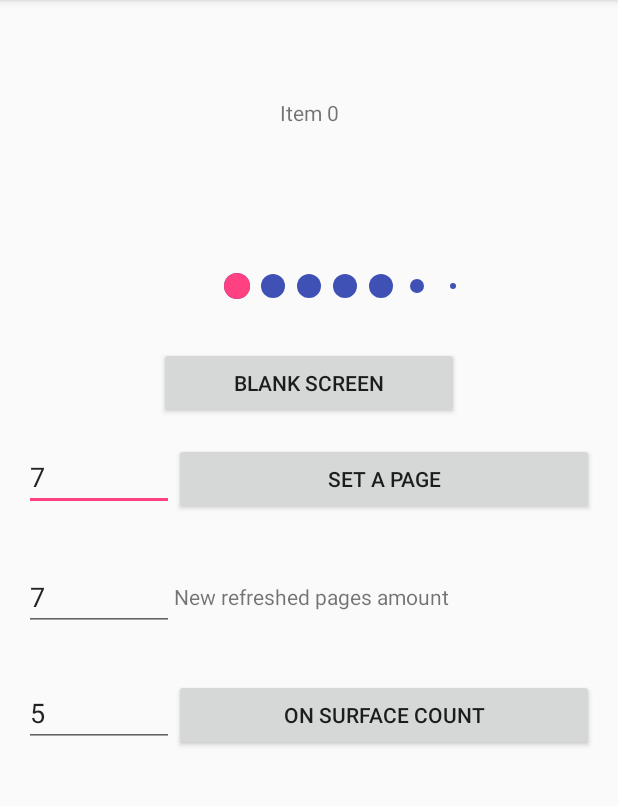
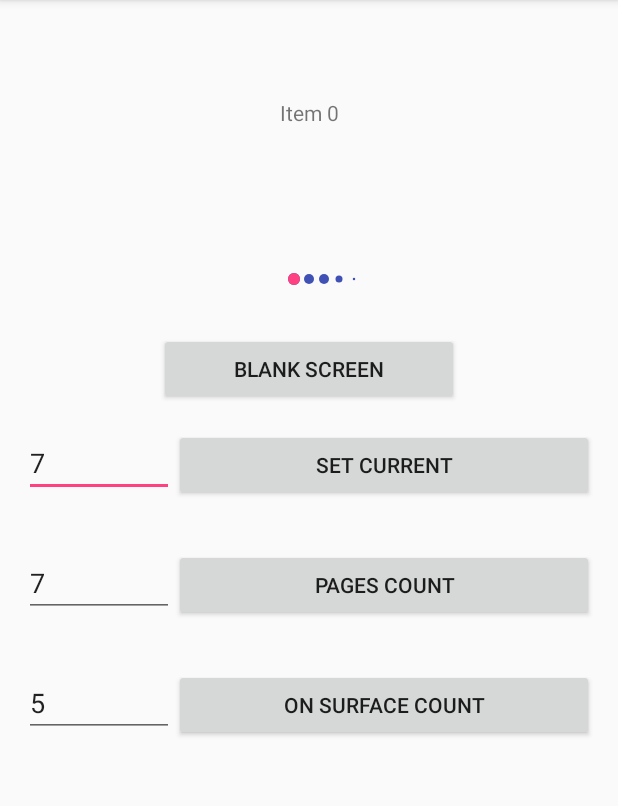
Before and after one commit to shuhart/BubblePagerIndicator, an Android app: the screen it shows after launch (MainActivity), on a phone screen of 412 x 824 dp, the part 84-890 px from its top. Run offline under Robolectric (Android 15) with nearby library versions, the phone set to English and light mode, and no system bars.

Commit message:
update styles and sample

```diff
--- a/bubblepagerindicator/build.gradle
+++ b/bubblepagerindicator/build.gradle
@@ -15,7 +15,7 @@ ext {
     siteUrl = 'https://github.com/shuhart/BubblePagerIndicator'
     gitUrl = 'https://github.com/shuhart/BubblePagerIndicator.git'
 
-    libraryVersion = '1.0.11'
+    libraryVersion = '1.0.12'
 
     developerId = 'shuhart'
     developerName = 'Redrick Shuhart'
--- a/bubblepagerindicator/src/main/java/com/shuhart/bubblepagerindicator/BubblePageIndicator.java
+++ b/bubblepagerindicator/src/main/java/com/shuhart/bubblepagerindicator/BubblePageIndicator.java
@@ -3,15 +3,15 @@ package com.shuhart.bubblepagerindicator;
 import android.animation.Animator;
 import android.animation.ValueAnimator;
 import android.content.Context;
-import android.content.res.Resources;
 import android.content.res.TypedArray;
 import android.database.DataSetObserver;
 import android.graphics.Canvas;
 import android.graphics.Paint;
 import android.graphics.Paint.Style;
+import android.support.annotation.ColorInt;
+import android.support.annotation.Dimension;
 import android.support.annotation.NonNull;
 import android.support.annotation.Nullable;
-import android.support.v4.content.ContextCompat;
 import android.support.v4.view.PagerAdapter;
 import android.support.v4.view.ViewPager;
 import android.util.AttributeSet;
@@ -29,21 +29,18 @@ public class BubblePageIndicator extends MotionIndicator implements ViewPager.On
     private static final int ANIMATE_SHIFT_RIGHT = 2001;
     private static final int ANIMATE_IDLE = 2002;
 
-    private static final int DEFAULT_ON_SURFACE_COUNT = 5;
-    private static final int DEFAULT_RISING_COUNT = 2;
-
     private static final float ADD_RADIUS_DEFAULT = 1;
 
-    private int onSurfaceCount = DEFAULT_ON_SURFACE_COUNT;
-    private int risingCount = DEFAULT_RISING_COUNT;
+    private int onSurfaceCount;
+    private int risingCount;
     private int surfaceStart;
-    private int surfaceEnd = onSurfaceCount - 1;
+    private int surfaceEnd;
     private float radius;
     private float marginBetweenCircles;
     private final Paint paintPageFill = new Paint(ANTI_ALIAS_FLAG);
     private final Paint paintFill = new Paint(ANTI_ALIAS_FLAG);
     private int scrollState;
-    private float addRadius = ADD_RADIUS_DEFAULT;
+    private float scaleRadiusCorrection = ADD_RADIUS_DEFAULT;
 
     private ValueAnimator translationAnim;
 
@@ -108,34 +105,33 @@ public class BubblePageIndicator extends MotionIndicator implements ViewPager.On
     }
 
     public BubblePageIndicator(Context context, AttributeSet attrs) {
-        this(context, attrs, R.attr.BubblePageIndicatorDefaultStyle);
+        this(context, attrs, R.attr.indicatorStyle);
     }
 
     public BubblePageIndicator(Context context, AttributeSet attrs, int defStyle) {
         super(context, attrs, defStyle);
         if (isInEditMode()) return;
 
-        //Load defaults from resources
-        final Resources res = getResources();
-        final int defaultPageColor = ContextCompat.getColor(context, R.color.default_bubble_indicator_page_color);
-        final int defaultFillColor = ContextCompat.getColor(context, R.color.default_bubble_indicator_fill_color);
-        final float defaultRadius = res.getDimension(R.dimen.default_bubble_indicator_radius);
-
         //Retrieve styles attributes
         TypedArray a = context.obtainStyledAttributes(attrs, R.styleable.BubblePageIndicator, defStyle, 0);
 
         paintPageFill.setStyle(Style.FILL);
-        paintPageFill.setColor(a.getColor(R.styleable.BubblePageIndicator_pageColor, defaultPageColor));
+        paintPageFill.setColor(a.getColor(R.styleable.BubblePageIndicator_pageColor, 0));
         paintFill.setStyle(Style.FILL);
-        paintFill.setColor(a.getColor(R.styleable.BubblePageIndicator_fillColor, defaultFillColor));
-        radius = a.getDimension(R.styleable.BubblePageIndicator_radius, defaultRadius);
-        marginBetweenCircles = a.getDimension(R.styleable.BubblePageIndicator_marginBetweenCircles, radius);
+        paintFill.setColor(a.getColor(R.styleable.BubblePageIndicator_fillColor, 0));
+        radius = a.getDimensionPixelSize(R.styleable.BubblePageIndicator_radius, 0);
+        marginBetweenCircles = a.getDimensionPixelSize(R.styleable.BubblePageIndicator_marginBetweenCircles, 0);
+        onSurfaceCount = a.getInteger(R.styleable.BubblePageIndicator_onSurfaceCount, 0);
+        risingCount = a.getInteger(R.styleable.BubblePageIndicator_risingCount, 0);
 
         a.recycle();
+
+        surfaceStart = 0;
+        surfaceEnd = onSurfaceCount - 1;
     }
 
-    public void setAddRadius(float value) {
-        addRadius = value;
+    public void setScaleRadiusCorrection(float value) {
+        scaleRadiusCorrection = value;
         forceLayoutChanges();
     }
 
@@ -150,30 +146,32 @@ public class BubblePageIndicator extends MotionIndicator implements ViewPager.On
         forceLayoutChanges();
     }
 
-    public void setPageColor(int pageColor) {
+    public void setPageColor(@ColorInt int pageColor) {
         paintPageFill.setColor(pageColor);
         invalidate();
     }
 
+    @ColorInt
     public int getPageColor() {
         return paintPageFill.getColor();
     }
 
-    public void setFillColor(int fillColor) {
+    public void setFillColor(@ColorInt int fillColor) {
         paintFill.setColor(fillColor);
         invalidate();
     }
 
+    @ColorInt
     public int getFillColor() {
         return paintFill.getColor();
     }
 
-    public void setRadius(float radius) {
+    public void setRadius(@Dimension float radius) {
         this.radius = radius;
         forceLayoutChanges();
     }
 
-    public void setMarginBetweenCircles(float margin) {
+    public void setMarginBetweenCircles(@Dimension float margin) {
         this.marginBetweenCircles = margin;
         forceLayoutChanges();
     }
@@ -242,7 +240,7 @@ public class BubblePageIndicator extends MotionIndicator implements ViewPager.On
     private float getScaledRadius(float radius, int position) {
         // circles to the left of the surface
         if (position < surfaceStart) {
-            float add = ((surfaceStart - position == 1) ? addRadius : 0);
+            float add = ((surfaceStart - position == 1) ? scaleRadiusCorrection : 0);
             // swipe left
             if (swipeDirection == SWIPE_LEFT && animationState == ANIMATE_SHIFT_LEFT) {
                 float finalRadius = radius / (2 << (surfaceStart - position - 1)) + add;
@@ -256,7 +254,7 @@ public class BubblePageIndicator extends MotionIndicator implements ViewPager.On
                 return radius / (2 << (surfaceStart - position - 1)) + add;
             }
         } else if (position > surfaceEnd) { // circles to the right of the surface
-            float add = ((position - surfaceEnd == 1) ? addRadius : 0);
+            float add = ((position - surfaceEnd == 1) ? scaleRadiusCorrection : 0);
             // swipe left
             if (swipeDirection == SWIPE_LEFT && animationState == ANIMATE_SHIFT_LEFT) {
                 float finalRadius = radius / (2 << (position - surfaceEnd)) * 2 + add;
@@ -271,15 +269,15 @@ public class BubblePageIndicator extends MotionIndicator implements ViewPager.On
         } else if (position == currentPage) {
             // swipe left
             if (swipeDirection == SWIPE_LEFT && animationState == ANIMATE_SHIFT_LEFT) {
-                float finalRadius = radius + addRadius;
-                float currentRadius = radius / 2 + addRadius;
+                float finalRadius = radius + scaleRadiusCorrection;
+                float currentRadius = radius / 2 + scaleRadiusCorrection;
                 return currentRadius + (1 - offset) * (finalRadius - currentRadius);
             } else if (swipeDirection == SWIPE_RIGHT && animationState == ANIMATE_SHIFT_RIGHT) { // swipe right
-                float finalRadius = radius + addRadius;
-                float currentRadius = radius / 2 + addRadius;
+                float finalRadius = radius + scaleRadiusCorrection;
+                float currentRadius = radius / 2 + scaleRadiusCorrection;
                 return currentRadius + (1 - offset) * (finalRadius - currentRadius);
             } else {
-                return radius + addRadius;
+                return radius + scaleRadiusCorrection;
             }
         }
         return radius;
@@ -294,6 +292,7 @@ public class BubblePageIndicator extends MotionIndicator implements ViewPager.On
         canvas.drawCircle(dX, dY, getScaledRadius(radius, currentPage), paintFill);
     }
 
+    @SuppressWarnings("ConstantConditions")
     public void setViewPager(@NonNull ViewPager view) {
         if (viewPager != null) {
             viewPager.removeOnPageChangeListener(this);
@@ -540,7 +539,7 @@ public class BubblePageIndicator extends MotionIndicator implements ViewPager.On
             result = specSize;
         } else {
             //Measure the height
-            result = (int) (2 * (radius + addRadius) + getPaddingTop() + getPaddingBottom());
+            result = (int) (2 * (radius + scaleRadiusCorrection) + getPaddingTop() + getPaddingBottom());
             //Respect AT_MOST value if that was what is called for by measureSpec
             if (specMode == MeasureSpec.AT_MOST) {
                 result = Math.min(result, specSize);
--- a/bubblepagerindicator/src/main/res/values/defaults.xml
+++ b/bubblepagerindicator/src/main/res/values/defaults.xml
@@ -1,7 +1,9 @@
 <?xml version="1.0" encoding="utf-8"?>
 <resources>
-    <color name="default_bubble_indicator_fill_color">#FFFFFFFF</color>
-    <color name="default_bubble_indicator_page_color">#00000000</color>
+    <color name="default_bubble_indicator_fill_color">#FFFFFF</color>
+    <color name="default_bubble_indicator_page_color">#000000</color>
     <dimen name="default_bubble_indicator_radius">3dp</dimen>
-    <dimen name="default_bubble_indicator_stroke_width">1dp</dimen>
+    <dimen name="default_bubble_indicator_circles_margin">3dp</dimen>
+    <integer name="default_bubble_indicator_on_surface_count">5</integer>
+    <integer name="default_bubble_indicator_rising_count">2</integer>
 </resources>
--- a/sample/src/main/java/com/shuhart/bubblepagerindicator/sample/MainActivity.java
+++ b/sample/src/main/java/com/shuhart/bubblepagerindicator/sample/MainActivity.java
@@ -2,8 +2,8 @@ package com.shuhart.bubblepagerindicator.sample;
 
 import android.content.Intent;
 import android.os.Bundle;
+import android.support.v4.content.ContextCompat;
 import android.support.v4.view.ViewPager;
-import android.support.v4.widget.SwipeRefreshLayout;
 import android.support.v7.app.AppCompatActivity;
 import android.view.View;
 import android.widget.EditText;
@@ -22,33 +22,13 @@ public class MainActivity extends AppCompatActivity {
         super.onCreate(savedInstanceState);
         setContentView(R.layout.activity_main);
         final EditText editTextPageNumber = findViewById(R.id.edittext_page_number);
-        final EditText editTextRefreshPagesCount = findViewById(R.id.edittext_refresh_count);
+        final EditText editTextRefreshPagesCount = findViewById(R.id.edittext_pages_count);
         final EditText editTextOnSurfaceCount = findViewById(R.id.edittext_on_surface_count);
         pager = findViewById(R.id.pager);
         indicator = findViewById(R.id.indicator);
         adapter = new ViewPagerAdapter();
         pager.setAdapter(adapter);
         indicator.setViewPager(pager);
-        indicator.setEnabled(false);
-        final SwipeRefreshLayout refreshLayout = findViewById(R.id.swipe_refresh_layout);
-        refreshLayout.setOnRefreshListener(new SwipeRefreshLayout.OnRefreshListener() {
-            @Override
-            public void onRefresh() {
-                String number = editTextRefreshPagesCount.getText().toString();
-                if (number.isEmpty()) {
-                    return;
-                }
-                final int pagesCount = Integer.parseInt(number);
-                adapter.setPages(new ArrayList<String>() {{
-                    for (int i = 0; i < pagesCount; i++) {
-                        add("Item " + i);
-                    }
-                }});
-                adapter.notifyDataSetChanged();
-                refreshLayout.setRefreshing(false);
-            }
-        });
-        pager.setCurrentItem(5);
         findViewById(R.id.btn_page_number).setOnClickListener(new View.OnClickListener() {
             @Override
             public void onClick(View v) {
@@ -73,6 +53,32 @@ public class MainActivity extends AppCompatActivity {
                 startActivity(new Intent(MainActivity.this, BlankActivity.class));
             }
         });
+        findViewById(R.id.btn_pages_number).setOnClickListener(new View.OnClickListener() {
+            @Override
+            public void onClick(View v) {
+                String number = editTextRefreshPagesCount.getText().toString();
+                if (number.isEmpty()) {
+                    return;
+                }
+                final int pagesCount = Integer.parseInt(number);
+                adapter.setPages(new ArrayList<String>() {{
+                    for (int i = 0; i < pagesCount; i++) {
+                        add("Item " + i);
+                    }
+                }});
+                adapter.notifyDataSetChanged();
+            }
+        });
+        indicator.setOnSurfaceCount(3);
+        indicator.setRisingCount(2);
+        // resolved color
+        indicator.setFillColor(ContextCompat.getColor(this, R.color.colorAccent));
+        // resolved color
+        indicator.setPageColor(ContextCompat.getColor(this, R.color.colorPrimary));
+        // in px
+        indicator.setRadius(getResources().getDimensionPixelSize(R.dimen.default_bubble_indicator_radius));
+        // in px
+        indicator.setMarginBetweenCircles(getResources().getDimensionPixelSize(R.dimen.default_bubble_indicator_circles_margin));
     }
 
     @Override
--- a/sample/src/main/res/layout/activity_main.xml
+++ b/sample/src/main/res/layout/activity_main.xml
@@ -1,12 +1,8 @@
 <?xml version="1.0" encoding="utf-8"?>
-<android.support.v4.widget.SwipeRefreshLayout xmlns:android="http://schemas.android.com/apk/res/android"
+
+<RelativeLayout xmlns:android="http://schemas.android.com/apk/res/android"
     xmlns:app="http://schemas.android.com/apk/res-auto"
     xmlns:tools="http://schemas.android.com/tools"
-    android:id="@+id/swipe_refresh_layout"
-    android:layout_width="match_parent"
-    android:layout_height="match_parent">
-
-    <RelativeLayout
     android:layout_width="match_parent"
     android:layout_height="match_parent"
     android:orientation="vertical"
@@ -21,21 +17,24 @@
         android:id="@+id/indicator"
         android:layout_width="wrap_content"
         android:layout_height="wrap_content"
+        android:layout_below="@id/pager"
         android:layout_centerHorizontal="true"
+        android:layout_marginBottom="32dp"
         android:layout_marginTop="32dp"
-            android:layout_marginBottom="32dp"
         app:fillColor="@color/colorAccent"
         app:pageColor="@color/colorPrimary"
-            android:layout_below="@id/pager"
-            app:radius="8dp" />
+        app:radius="8dp"
+        app:marginBetweenCircles="6dp"
+        app:onSurfaceCount="@integer/default_bubble_indicator_on_surface_count"
+        app:risingCount="@integer/default_bubble_indicator_rising_count"/>
 
     <Button
         android:id="@+id/next_screen_btn"
         android:layout_width="200dp"
         android:layout_height="wrap_content"
-            android:text="@string/next_screen"
+        android:layout_below="@id/indicator"
         android:layout_centerHorizontal="true"
-            android:layout_below="@id/indicator"/>
+        android:text="@string/next_screen" />
 
     <RelativeLayout
         android:id="@+id/buttonPanel1"
@@ -69,18 +68,18 @@
         android:padding="16dp">
 
         <EditText
-                android:id="@+id/edittext_refresh_count"
+            android:id="@+id/edittext_pages_count"
             android:layout_width="100dp"
             android:layout_height="wrap_content"
             android:inputType="number"
             android:text="@string/default_refresh_pages_count" />
 
-            <TextView
+        <Button
+            android:id="@+id/btn_pages_number"
             android:layout_width="match_parent"
             android:layout_height="wrap_content"
-                android:layout_centerVertical="true"
-                android:layout_toEndOf="@id/edittext_refresh_count"
-                android:layout_toRightOf="@id/edittext_refresh_count"
+            android:layout_toEndOf="@id/edittext_pages_count"
+            android:layout_toRightOf="@id/edittext_pages_count"
             android:text="@string/new_refreshed_pages_amount" />
 
     </RelativeLayout>
@@ -108,7 +107,4 @@
             android:text="@string/on_surface_count" />
 
     </RelativeLayout>
-
-
 </RelativeLayout>
-</android.support.v4.widget.SwipeRefreshLayout>
--- a/sample/src/main/res/values/strings.xml
+++ b/sample/src/main/res/values/strings.xml
@@ -1,7 +1,7 @@
 <resources>
     <string name="app_name">BubblePagerIndicatorView</string>
-    <string name="set_a_page">Set a page</string>
-    <string name="new_refreshed_pages_amount">New refreshed pages amount</string>
+    <string name="set_a_page">Set current</string>
+    <string name="new_refreshed_pages_amount">Pages count</string>
     <string name="default_refresh_pages_count">7</string>
     <string name="title_activity_blank">BlankActivity</string>
     <string name="next_screen">Blank screen</string>
```
Also changed, not shown: bubblepagerindicator/src/main/res/values/attrs.xml (+6 -3 lines), bubblepagerindicator/src/main/res/values/styles.xml (added, +11 -0 lines), 2 other files. Lines whose indentation alone changed are shown as unchanged.
